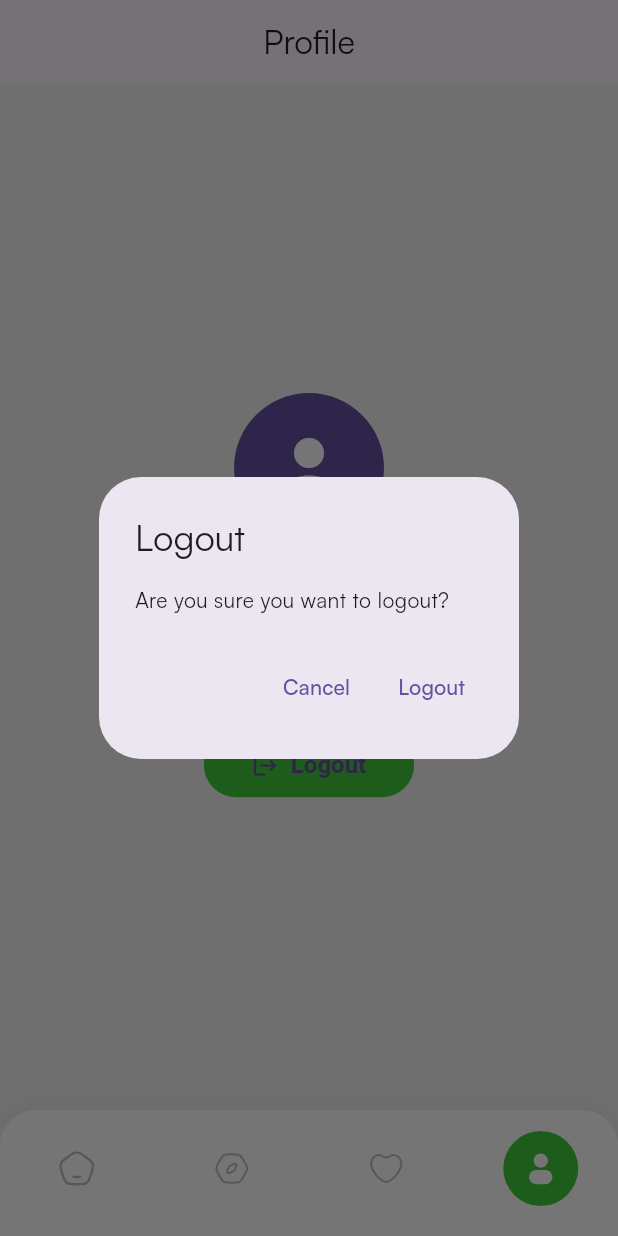
After one commit to ngonhatcuonguit/flutter_core, a Flutter app: the MainScreen screen opened directly, item 4 of the bottom bar chosen, after a tap on "Logout", on a phone screen of 412 x 824 dp. The commit adds this screen. Run offline on Flutter 3.47's test engine with Material 3 defaults, Android fonts, the light colour scheme and no system bars; our stand-ins replace bloc, cached_network_image, dio, equatable, flutter_bloc, flutter_dotenv and 6 more; missing offline and left inert: dart:js; accounts and stored records are empty; generated files the repository leaves out were written again; network calls fail.

Commit message:
update UI/UX

```diff
--- a/lib/core/configs/assets/app_vectors.dart
+++ b/lib/core/configs/assets/app_vectors.dart
@@ -10,4 +10,12 @@ class AppVectors {
   static const String auth_bottom_BG = '${basePath}bottom_pattern$format';
   static const String ic_back = '${basePath}ic_back$format';
 
+  // Bottom Navigation Icons
+  static const String icHome = '${basePath}ic_home$format';
+  static const String icHomeActive = '${basePath}ic_home_active$format';
+  static const String icDelivery = '${basePath}ic_delivery$format';
+  static const String icHeart = '${basePath}ic_heart$format';
+  static const String icHeartActive = '${basePath}ic_heart_active$format';
+  static const String icProfile = '${basePath}ic_profile$format';
+  static const String icProfileActive = '${basePath}ic_profile_active$format';
 }
--- /dev/null
+++ b/lib/presentation/pages/home/home_page.dart
@@ -0,0 +1,39 @@
+import 'package:flutter/material.dart';
+
+class HomePage extends StatelessWidget {
+  const HomePage({super.key});
+
+  @override
+  Widget build(BuildContext context) {
+    return Scaffold(
+      appBar: AppBar(
+        title: const Text('Home'),
+        centerTitle: true,
+      ),
+      body: Center(
+        child: Column(
+          mainAxisAlignment: MainAxisAlignment.center,
+          children: [
+            Icon(
+              Icons.home_rounded,
+              size: 80,
+              color: Theme.of(context).colorScheme.primary,
+            ),
+            const SizedBox(height: 16),
+            Text(
+              'Home Page',
+              style: Theme.of(context).textTheme.headlineMedium,
+            ),
+            const SizedBox(height: 8),
+            Text(
+              'Coming soon...',
+              style: Theme.of(context).textTheme.bodyLarge?.copyWith(
+                    color: Colors.grey,
+                  ),
+            ),
+          ],
+        ),
+      ),
+    );
+  }
+}
--- /dev/null
+++ b/lib/presentation/pages/main/main_screen.dart
@@ -0,0 +1,125 @@
+import 'package:flutter/material.dart';
+import 'package:flutter_svg/flutter_svg.dart';
+import 'package:flutter_core_project/core/configs/assets/app_vectors.dart';
+import 'package:flutter_core_project/presentation/pages/home/home_page.dart';
+import 'package:flutter_core_project/presentation/pages/news/daily_news.dart';
+import 'package:flutter_core_project/presentation/pages/favorites/favorites_page.dart';
+import 'package:flutter_core_project/presentation/pages/profile/profile_page.dart';
+
+class MainScreen extends StatefulWidget {
+  const MainScreen({super.key});
+
+  @override
+  State<MainScreen> createState() => _MainScreenState();
+}
+
+class _MainScreenState extends State<MainScreen> {
+  int _currentIndex = 0;
+
+  final List<Widget> _pages = [
+    const HomePage(),
+    const DailyNews(),
+    const FavoritesPage(),
+    const ProfilePage(),
+  ];
+
+  @override
+  Widget build(BuildContext context) {
+    final isDarkMode = Theme.of(context).brightness == Brightness.dark;
+
+    return Scaffold(
+      body: _pages[_currentIndex],
+      bottomNavigationBar: Container(
+        decoration: BoxDecoration(
+          color: isDarkMode ? const Color(0xFF1C1C1C) : Colors.white,
+          boxShadow: [
+            BoxShadow(
+              color: Colors.black.withOpacity(0.05),
+              blurRadius: 10,
+              offset: const Offset(0, -2),
+            ),
+          ],
+          borderRadius: const BorderRadius.only(
+            topLeft: Radius.circular(24),
+            topRight: Radius.circular(24),
+          ),
+        ),
+        child: ClipRRect(
+          borderRadius: const BorderRadius.only(
+            topLeft: Radius.circular(24),
+            topRight: Radius.circular(24),
+          ),
+          child: BottomNavigationBar(
+            currentIndex: _currentIndex,
+            onTap: (index) {
+              setState(() {
+                _currentIndex = index;
+              });
+            },
+            type: BottomNavigationBarType.fixed,
+            backgroundColor:
+                isDarkMode ? const Color(0xFF1C1C1C) : Colors.white,
+            selectedItemColor: const Color(0xFF42C83C),
+            unselectedItemColor:
+                isDarkMode ? Colors.grey[600] : Colors.grey[400],
+            showSelectedLabels: false,
+            showUnselectedLabels: false,
+            elevation: 0,
+            items: [
+              _buildNavItem(
+                activeIcon: AppVectors.icHomeActive,
+                inactiveIcon: AppVectors.icHome,
+                isActive: _currentIndex == 0,
+              ),
+              _buildNavItem(
+                activeIcon: AppVectors.icDelivery,
+                inactiveIcon: AppVectors.icDelivery,
+                isActive: _currentIndex == 1,
+              ),
+              _buildNavItem(
+                activeIcon: AppVectors.icHeartActive,
+                inactiveIcon: AppVectors.icHeart,
+                isActive: _currentIndex == 2,
+              ),
+              _buildNavItem(
+                activeIcon: AppVectors.icProfileActive,
+                inactiveIcon: AppVectors.icProfile,
+                isActive: _currentIndex == 3,
+              ),
+            ],
+          ),
+        ),
+      ),
+    );
+  }
+
+  BottomNavigationBarItem _buildNavItem({
+    required String activeIcon,
+    required String inactiveIcon,
+    required bool isActive,
+  }) {
+    final isDarkMode = Theme.of(context).brightness == Brightness.dark;
+
+    return BottomNavigationBarItem(
+      icon: Container(
+        width: 50,
+        height: 50,
+        decoration: BoxDecoration(
+          color: isActive ? const Color(0xFF42C83C) : Colors.transparent,
+          shape: BoxShape.circle,
+        ),
+        child: Center(
+          child: SvgPicture.asset(
+            isActive ? activeIcon : inactiveIcon,
+            width: 24,
+            height: 24,
+            color: isActive
+                ? Colors.white
+                : (isDarkMode ? Colors.grey[600]! : Colors.grey[400]!),
+          ),
+        ),
+      ),
+      label: '',
+    );
+  }
+}
--- /dev/null
+++ b/lib/presentation/pages/profile/profile_page.dart
@@ -0,0 +1,115 @@
+import 'package:flutter/material.dart';
+import 'package:flutter_core_project/presentation/intro/pages/get_started.dart';
+import 'package:flutter_core_project/services/auth_service.dart';
+
+class ProfilePage extends StatefulWidget {
+  const ProfilePage({super.key});
+
+  @override
+  State<ProfilePage> createState() => _ProfilePageState();
+}
+
+class _ProfilePageState extends State<ProfilePage> {
+  String? _userName;
+  String? _userEmail;
+
+  @override
+  void initState() {
+    super.initState();
+    _loadUserInfo();
+  }
+
+  Future<void> _loadUserInfo() async {
+    final name = await AuthService.getUserName();
+    final email = await AuthService.getUserEmail();
+    setState(() {
+      _userName = name;
+      _userEmail = email;
+    });
+  }
+
+  @override
+  Widget build(BuildContext context) {
+    return Scaffold(
+      appBar: AppBar(
+        title: const Text('Profile'),
+        centerTitle: true,
+      ),
+      body: Center(
+        child: Padding(
+          padding: const EdgeInsets.all(24.0),
+          child: Column(
+            mainAxisAlignment: MainAxisAlignment.center,
+            children: [
+              CircleAvatar(
+                radius: 50,
+                backgroundColor: Theme.of(context).colorScheme.primary,
+                child: const Icon(
+                  Icons.person,
+                  size: 60,
+                  color: Colors.white,
+                ),
+              ),
+              const SizedBox(height: 16),
+              Text(
+                _userName ?? 'User',
+                style: Theme.of(context).textTheme.headlineMedium,
+              ),
+              const SizedBox(height: 8),
+              Text(
+                _userEmail ?? 'No email',
+                style: Theme.of(context).textTheme.bodyLarge?.copyWith(
+                      color: Colors.grey,
+                    ),
+              ),
+              const SizedBox(height: 40),
+              ElevatedButton.icon(
+                onPressed: () async {
+                  // Show confirmation dialog
+                  final shouldLogout = await showDialog<bool>(
+                    context: context,
+                    builder: (context) => AlertDialog(
+                      title: const Text('Logout'),
+                      content: const Text('Are you sure you want to logout?'),
+                      actions: [
+                        TextButton(
+                          onPressed: () => Navigator.pop(context, false),
+                          child: const Text('Cancel'),
+                        ),
+                        TextButton(
+                          onPressed: () => Navigator.pop(context, true),
+                          child: const Text('Logout'),
+                        ),
+                      ],
+                    ),
+                  );
+
+                  if (shouldLogout == true && mounted) {
+                    // Logout
+                    await AuthService.logout();
+
+                    if (!mounted) return;
+
+                    // Navigate to GetStarted page
+                    Navigator.pushAndRemoveUntil(
+                      context,
+                      MaterialPageRoute(
+                          builder: (context) => const GetStartedPage()),
+                      (route) => false,
+                    );
+                  }
+                },
+                icon: const Icon(Icons.logout),
+                label: const Text('Logout'),
+                style: ElevatedButton.styleFrom(
+                  padding:
+                      const EdgeInsets.symmetric(horizontal: 32, vertical: 12),
+                ),
+              ),
+            ],
+          ),
+        ),
+      ),
+    );
+  }
+}
--- /dev/null
+++ b/lib/services/auth_service.dart
@@ -0,0 +1,52 @@
+import 'package:shared_preferences/shared_preferences.dart';
+
+class AuthService {
+  static const String _isLoggedInKey = 'is_logged_in';
+  static const String _userEmailKey = 'user_email';
+  static const String _userNameKey = 'user_name';
+
+  /// Check if user is logged in
+  static Future<bool> isLoggedIn() async {
+    final prefs = await SharedPreferences.getInstance();
+    return prefs.getBool(_isLoggedInKey) ?? false;
+  }
+
+  /// Save login state (for testing without real API)
+  static Future<void> setLoggedIn({
+    required String email,
+    String? name,
+  }) async {
+    final prefs = await SharedPreferences.getInstance();
+    await prefs.setBool(_isLoggedInKey, true);
+    await prefs.setString(_userEmailKey, email);
+    if (name != null) {
+      await prefs.setString(_userNameKey, name);
+    }
+  }
+
+  /// Get user email
+  static Future<String?> getUserEmail() async {
+    final prefs = await SharedPreferences.getInstance();
+    return prefs.getString(_userEmailKey);
+  }
+
+  /// Get user name
+  static Future<String?> getUserName() async {
+    final prefs = await SharedPreferences.getInstance();
+    return prefs.getString(_userNameKey);
+  }
+
+  /// Logout
+  static Future<void> logout() async {
+    final prefs = await SharedPreferences.getInstance();
+    await prefs.remove(_isLoggedInKey);
+    await prefs.remove(_userEmailKey);
+    await prefs.remove(_userNameKey);
+  }
+
+  /// Clear all data (for testing)
+  static Future<void> clearAll() async {
+    final prefs = await SharedPreferences.getInstance();
+    await prefs.clear();
+  }
+}
```
Also changed, not shown: lib/presentation/auth/pages/sign_in.dart (+61 -24 lines), lib/presentation/auth/pages/sign_up.dart (+66 -19 lines), lib/presentation/pages/favorites/favorites_page.dart (added, +39 -0 lines), lib/presentation/pages/splash/splash.dart (+18 -6 lines), assets/vectors/ic_delivery.svg (added), assets/vectors/ic_heart.svg (added), assets/vectors/ic_heart_active.svg (added), assets/vectors/ic_home.svg (added), assets/vectors/ic_home_active.svg (added), assets/vectors/ic_profile.svg (added), assets/vectors/ic_profile_active.svg (added).
